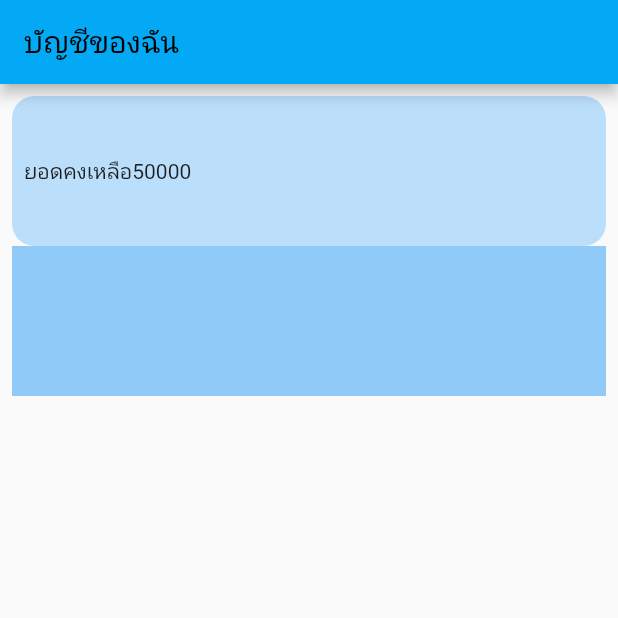
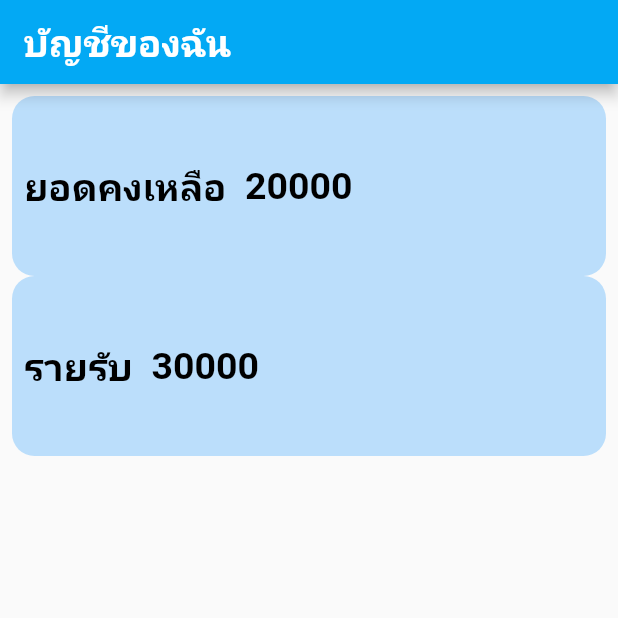
Before and after one commit to Phuthinan/flutter-practicing, a Flutter app: the screen it shows after launch, on a phone screen of 412 x 824 dp, the top half of it. Run offline on Flutter 3.47's test engine with Material 2 defaults, Android fonts, the phone set to English and light mode, and no system bars.

Commit message:
design program

```diff
--- a/ledger/lib/main.dart
+++ b/ledger/lib/main.dart
@@ -32,7 +32,12 @@ class _myHomePageState extends State<myHomePage>
   @override
   Widget build(BuildContext context) {
     return Scaffold(
-        appBar: AppBar(title: Text("บัญชีของฉัน") //Header
+        appBar: AppBar(
+            title: Text(
+          "บัญชีของฉัน",
+          style: TextStyle(
+              fontSize: 25, color: Colors.white, fontWeight: FontWeight.bold),
+        ) //Header
             ),
         //กำหนด list >10 ค่าขึ้นไป
         body: Padding(
@@ -45,14 +50,52 @@ class _myHomePageState extends State<myHomePage>
                     color: Colors.blue.shade100,
                     //กำหนดความโค้ง
                     borderRadius: BorderRadius.circular(15)),
-                height: 100,
+                height: 120,
                 child: Row(
-                  children: [Text("ยอดคงเหลือ"), Text("50000")],
+                  crossAxisAlignment: CrossAxisAlignment.center,
+                  children: [
+                    Text(
+                      "ยอดคงเหลือ",
+                      style: TextStyle(
+                          fontSize: 25,
+                          color: Colors.black,
+                          fontWeight: FontWeight.bold),
+                    ),
+                    Text(
+                      "  20000",
+                      style: TextStyle(
+                          fontSize: 25,
+                          color: Colors.black,
+                          fontWeight: FontWeight.bold),
+                    )
+                  ],
                 ),
               ),
               Container(
-                decoration: BoxDecoration(color: Colors.blue.shade200),
-                height: 100,
+                padding: const EdgeInsets.all(8.0),
+                decoration: BoxDecoration(
+                    color: Colors.blue.shade100,
+                    //กำหนดความโค้ง
+                    borderRadius: BorderRadius.circular(15)),
+                height: 120,
+                child: Row(
+                  children: [
+                    Text(
+                      "รายรับ",
+                      style: TextStyle(
+                          fontSize: 25,
+                          color: Colors.black,
+                          fontWeight: FontWeight.bold),
+                    ),
+                    Text(
+                      "  30000",
+                      style: TextStyle(
+                          fontSize: 25,
+                          color: Colors.black,
+                          fontWeight: FontWeight.bold),
+                    )
+                  ],
+                ),
               ),
             ],
           ),
```
